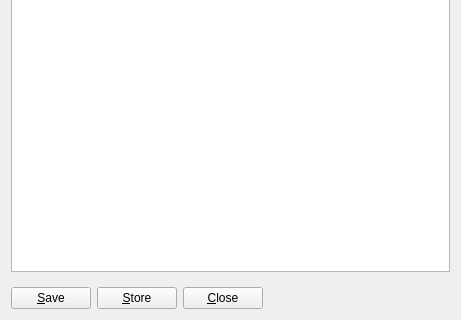
Before: the Qt Designer form ndtsconfigtool/ui/datasourcedlg.ui in jkotan/nexdatas.configtool, drawn with Qt 5; both pictures show x 0 to 461 and y 727 to 1047 of the 461 by 1047 pixel window.
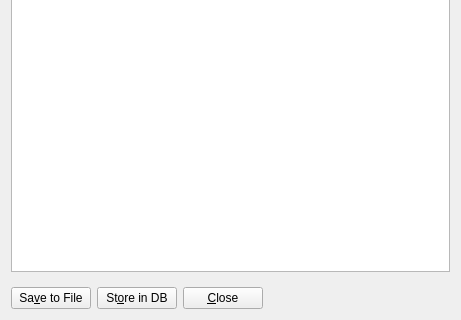
After: the same form once the commit is applied.

Commit message: changing Save/Store buttons into Save to File/Store in DB

Patch:
```diff
--- a/ndtsconfigtool/ui/datasourcedlg.ui
+++ b/ndtsconfigtool/ui/datasourcedlg.ui
@@ -568,14 +568,14 @@
           <item>
            <widget class="QPushButton" name="savePushButton">
             <property name="text">
-             <string>&amp;Save</string>
+             <string>Sa&amp;ve to File</string>
             </property>
            </widget>
           </item>
           <item>
            <widget class="QPushButton" name="storePushButton">
             <property name="text">
-             <string>&amp;Store</string>
+             <string>St&amp;ore in DB</string>
             </property>
            </widget>
           </item>
```
The commit also changes 1 other file.
